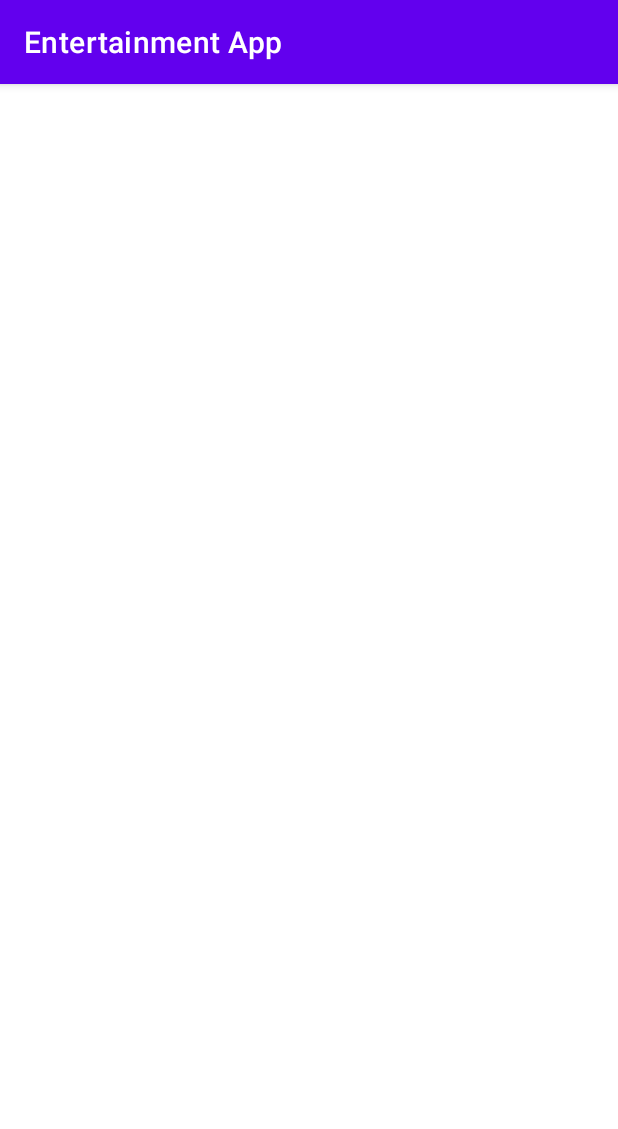
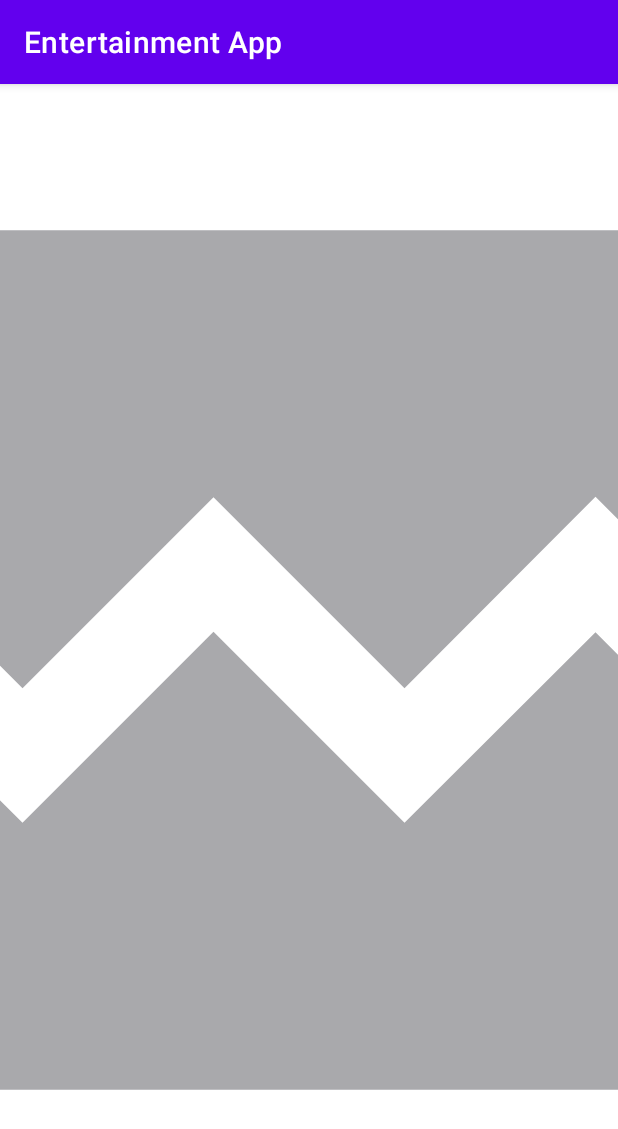
Before and after one commit to shalatan/EntertainmentApp, an Android app: the screen it shows after launch (MainActivity), on a phone screen of 412 x 824 dp. Shown: the top 1129 px of the screen. Run offline under Robolectric (Android 15) with nearby library versions, the phone set to English and light mode, and no system bars; our stand-ins replace data binding; pictures from the network do not load; 3 statements that could not run were skipped.

Commit message:
Loading image done using Glide library

```diff
--- a/app/build.gradle
+++ b/app/build.gradle
@@ -1,6 +1,8 @@
 plugins {
     id 'com.android.application'
     id 'kotlin-android'
+    id 'kotlin-kapt'
+    id 'kotlin-android-extensions'
 }
 
 android {
@@ -67,7 +69,7 @@ dependencies {
     // Retrofit
     implementation "com.squareup.retrofit2:retrofit:2.9.0"
     implementation "com.squareup.retrofit2:converter-moshi:2.9.0"
-    implementation "com.squareup.retrofit2:converter-scalars:2.9.0"
+    implementation "com.jakewharton.retrofit:retrofit2-kotlin-coroutines-adapter:0.9.2"
 
     // Moshi
     implementation "com.squareup.moshi:moshi:1.9.3"
--- /dev/null
+++ b/app/src/main/java/com/shalatan/entertainmentapp/BIndingAdapter.kt
@@ -0,0 +1,24 @@
+package com.shalatan.entertainmentapp
+
+import android.widget.ImageView
+import androidx.core.net.toUri
+import androidx.databinding.BindingAdapter
+import com.bumptech.glide.Glide
+import com.bumptech.glide.request.RequestOptions
+import com.shalatan.entertainmentapp.utils.Constants
+
+//execute this binding adapter when the xml item has imgUrl attribute
+@BindingAdapter("imageUrl")
+fun bindImage(imageView: ImageView, imgUrl: String?) {
+    val fullUrl = Constants.IMG_BASE_URL+imgUrl
+    fullUrl?.let {
+        val imgUri = it.toUri().buildUpon().scheme("https").build()
+        Glide.with(imageView.context)
+            .load(imgUri)
+            .apply(
+                RequestOptions()
+                .placeholder(R.drawable.loading_animation)
+                .error(R.drawable.ic_broken_image))
+            .into(imageView)
+    }
+}
--- a/app/src/main/java/com/shalatan/entertainmentapp/model/Movie.kt
+++ b/app/src/main/java/com/shalatan/entertainmentapp/model/Movie.kt
@@ -11,7 +11,7 @@ data class Movie(
     val original_title: String,
     val overview: String,
     val popularity: Double,
-    val posterPath: String,
+    @Json(name = "poster_path") val posterPath: String,
     val release_date: String,
     val title: String,
     val video: Boolean,
--- a/app/src/main/java/com/shalatan/entertainmentapp/model/MovieResponse.kt
+++ b/app/src/main/java/com/shalatan/entertainmentapp/model/MovieResponse.kt
@@ -1,15 +1,10 @@
 package com.shalatan.entertainmentapp.model
 
-
-import com.google.gson.annotations.SerializedName
+import com.squareup.moshi.Json
 
 data class MovieResponse(
-    @SerializedName("page")
     val page: Int,
-    @SerializedName("results")
-    val movieResults: List<MovieResult>,
-    @SerializedName("total_pages")
-    val totalPages: Int,
-    @SerializedName("total_results")
-    val totalResults: Int
+    @Json(name = "results") val movies: List<Movie>,
+    val total_pages: Int,
+    val total_results: Int
 )
--- a/app/src/main/java/com/shalatan/entertainmentapp/network/LmdbApiService.kt
+++ b/app/src/main/java/com/shalatan/entertainmentapp/network/LmdbApiService.kt
@@ -1,17 +1,27 @@
 package com.shalatan.entertainmentapp.network
 
+import com.jakewharton.retrofit2.adapter.kotlin.coroutines.CoroutineCallAdapterFactory
+import com.shalatan.entertainmentapp.model.MovieResponse
 import com.shalatan.entertainmentapp.utils.Constants
+import com.squareup.moshi.Moshi
+import com.squareup.moshi.kotlin.reflect.KotlinJsonAdapterFactory
+import kotlinx.coroutines.Deferred
 import retrofit2.Call
 import retrofit2.Retrofit
-import retrofit2.converter.scalars.ScalarsConverterFactory
+import retrofit2.converter.moshi.MoshiConverterFactory
 import retrofit2.http.GET
 import retrofit2.http.Query
 
-private const val BASE_URL = "https://api.themoviedb.org/"
+//https://api.themoviedb.org/3/movie/popular?api_key=ea9a49ebf2b74721a75aae271ebd3036
+
+private val moshi = Moshi.Builder()
+    .add(KotlinJsonAdapterFactory())
+    .build()
 
 private val retrofit = Retrofit.Builder()
-    .addConverterFactory(ScalarsConverterFactory.create())
-    .baseUrl(BASE_URL)
+    .addConverterFactory(MoshiConverterFactory.create(moshi))
+    .addCallAdapterFactory(CoroutineCallAdapterFactory())
+    .baseUrl(Constants.BASE_URL)
     .build()
 
 
@@ -19,7 +29,7 @@ interface LmdbApiService {
     @GET("3/movie/popular")
     fun getProperties(
         @Query("api_key") apiKey: String = Constants.API_KEY
-    ): Call<String>
+    ): Deferred<MovieResponse>
 }
 
 object LmdbApi{
--- a/app/src/main/java/com/shalatan/entertainmentapp/ui/overview/OverviewFragment.kt
+++ b/app/src/main/java/com/shalatan/entertainmentapp/ui/overview/OverviewFragment.kt
@@ -8,6 +8,7 @@ import androidx.fragment.app.Fragment
 import androidx.lifecycle.ViewModelProvider
 import com.shalatan.entertainmentapp.R
 import com.shalatan.entertainmentapp.databinding.FragmentOverviewBinding
+import com.shalatan.entertainmentapp.databinding.MovieItemBinding
 
 
 class OverviewFragment : Fragment() {
@@ -21,7 +22,7 @@ class OverviewFragment : Fragment() {
 
     override fun onCreateView(inflater: LayoutInflater, container: ViewGroup?, savedInstanceState: Bundle?): View? {
 
-        val binding = FragmentOverviewBinding.inflate(inflater)
+        val binding = MovieItemBinding.inflate(inflater)
         binding.lifecycleOwner = this
         binding.viewModel = viewModel
         return binding.root
--- a/app/src/main/java/com/shalatan/entertainmentapp/ui/overview/OverviewViewModel.kt
+++ b/app/src/main/java/com/shalatan/entertainmentapp/ui/overview/OverviewViewModel.kt
@@ -4,20 +4,34 @@ import android.util.Log
 import androidx.lifecycle.LiveData
 import androidx.lifecycle.MutableLiveData
 import androidx.lifecycle.ViewModel
+import com.shalatan.entertainmentapp.model.Movie
+import com.shalatan.entertainmentapp.model.MovieResponse
 import com.shalatan.entertainmentapp.network.LmdbApi
-import retrofit2.Call
-import retrofit2.Callback
-import retrofit2.Response
+import kotlinx.coroutines.CoroutineScope
+import kotlinx.coroutines.Dispatchers
+import kotlinx.coroutines.Job
+import kotlinx.coroutines.launch
 
 class OverviewViewModel : ViewModel() {
 
 
     // The internal MutableLiveData String that stores the most recent response status
-    private val _response = MutableLiveData<String>()
+    private val _status = MutableLiveData<String>()
 
     // The external immutable LiveData for the status String
-    val response: LiveData<String>
-        get() = _response
+    val status: LiveData<String>
+        get() = _status
+
+    private val _popularMovies = MutableLiveData<MovieResponse>()
+    val popularMovies: LiveData<MovieResponse>
+        get() = _popularMovies
+
+    private val _singleMovie = MutableLiveData<Movie>()
+    val singleMovie: LiveData<Movie>
+        get() = _singleMovie
+
+    private val viewModelJob = Job()
+    private val coroutineScope = CoroutineScope(viewModelJob + Dispatchers.Main)
 
     init {
         Log.d("OverviewViewModel : ", "Created")
@@ -25,15 +39,20 @@ class OverviewViewModel : ViewModel() {
     }
 
     private fun fetchJSON() {
-        LmdbApi.retrofitService.getProperties().enqueue(object : Callback<String>{
-            override fun onResponse(call: Call<String>, response: Response<String>) {
-                _response.value = response.body()
-            }
-
-            override fun onFailure(call: Call<String>, t: Throwable) {
-                _response.value = "Failure" + t.message
+        coroutineScope.launch {
+            var getPropertiesDeferred = LmdbApi.retrofitService.getProperties()
+            try {
+                var listResult = getPropertiesDeferred.await()
+                _singleMovie.value = listResult.movies[0]
+            } catch (t: Throwable) {
+                _status.value = "Failure" + t.message
 
             }
-        })
+        }
+    }
+
+    override fun onCleared() {
+        super.onCleared()
+        viewModelJob.cancel()
     }
 }
--- a/app/src/main/java/com/shalatan/entertainmentapp/utils/Constants.kt
+++ b/app/src/main/java/com/shalatan/entertainmentapp/utils/Constants.kt
@@ -3,4 +3,5 @@ package com.shalatan.entertainmentapp.utils
 object Constants {
     const val BASE_URL = "https://api.themoviedb.org/"
     const val API_KEY = "ea9a49ebf2b74721a75aae271ebd3036"
+    const val IMG_BASE_URL = "https://image.tmdb.org/t/p/original"
 }
--- /dev/null
+++ b/app/src/main/res/drawable/ic_broken_image.xml
@@ -0,0 +1,27 @@
+<!--
+  ~ Copyright 2018, The Android Open Source Project
+  ~
+  ~ Licensed under the Apache License, Version 2.0 (the "License");
+  ~ you may not use this file except in compliance with the License.
+  ~ You may obtain a copy of the License at
+  ~
+  ~     http://www.apache.org/licenses/LICENSE-2.0
+  ~
+  ~ Unless required by applicable law or agreed to in writing, software
+  ~ distributed under the License is distributed on an "AS IS" BASIS,
+  ~ WITHOUT WARRANTIES OR CONDITIONS OF ANY KIND, either express or implied.
+  ~ See the License for the specific language governing permissions and
+  ~ limitations under the License.
+  ~
+  -->
+
+<vector xmlns:android="http://schemas.android.com/apk/res/android"
+    android:width="24dp"
+    android:height="24dp"
+    android:tint="#A9A9AC"
+    android:viewportWidth="24.0"
+    android:viewportHeight="24.0">
+    <path
+        android:fillColor="#FF000000"
+        android:pathData="M21,5v6.59l-3,-3.01 -4,4.01 -4,-4 -4,4 -3,-3.01L3,5c0,-1.1 0.9,-2 2,-2h14c1.1,0 2,0.9 2,2zM18,11.42l3,3.01L21,19c0,1.1 -0.9,2 -2,2L5,21c-1.1,0 -2,-0.9 -2,-2v-6.58l3,2.99 4,-4 4,4 4,-3.99z" />
+</vector>
--- /dev/null
+++ b/app/src/main/res/drawable/loading_animation.xml
@@ -0,0 +1,23 @@
+<?xml version="1.0" encoding="utf-8"?>
+
+<!--
+  ~ Copyright 2018, The Android Open Source Project
+  ~
+  ~ Licensed under the Apache License, Version 2.0 (the "License");
+  ~ you may not use this file except in compliance with the License.
+  ~ You may obtain a copy of the License at
+  ~
+  ~     http://www.apache.org/licenses/LICENSE-2.0
+  ~
+  ~ Unless required by applicable law or agreed to in writing, software
+  ~ distributed under the License is distributed on an "AS IS" BASIS,
+  ~ WITHOUT WARRANTIES OR CONDITIONS OF ANY KIND, either express or implied.
+  ~ See the License for the specific language governing permissions and
+  ~ limitations under the License.
+  ~
+  -->
+
+<animated-rotate xmlns:android="http://schemas.android.com/apk/res/android"
+    android:drawable="@drawable/loading_img"
+    android:pivotX="50%"
+    android:pivotY="50%" />
--- /dev/null
+++ b/app/src/main/res/drawable/loading_img.xml
@@ -0,0 +1,39 @@
+<vector android:height="24dp" android:viewportHeight="72"
+    android:viewportWidth="72" android:width="24dp" xmlns:android="http://schemas.android.com/apk/res/android">
+    <path android:fillColor="#cccccf"
+        android:pathData="M36.06,28.92L36.06,32.18"
+        android:strokeColor="#e7e7e7" android:strokeLineCap="round" android:strokeWidth="1"/>
+    <path android:fillColor="#c8c8cc"
+        android:pathData="M39.45,29.88L37.82,32.71"
+        android:strokeColor="#cacaca" android:strokeLineCap="round" android:strokeWidth="1"/>
+    <path android:fillColor="#bbbbbe"
+        android:pathData="M42.12,32.32L39.3,33.95"
+        android:strokeColor="#cdcdcd" android:strokeLineCap="round" android:strokeWidth="1"/>
+    <path android:fillColor="#b2b2b7"
+        android:pathData="M39.8,35.98L43.06,35.98"
+        android:strokeColor="#cbcbcb" android:strokeLineCap="round" android:strokeWidth="1"/>
+    <path android:fillColor="#d0d0d4"
+        android:pathData="M32.77,29.99L34.4,32.81"
+        android:strokeColor="#ededed" android:strokeLineCap="round" android:strokeWidth="1"/>
+    <path android:fillColor="#949497"
+        android:pathData="M30.1,32.42L32.92,34.05"
+        android:strokeColor="#525252" android:strokeLineCap="round" android:strokeWidth="1"/>
+    <path android:fillColor="#97979b"
+        android:pathData="M32.42,35.98L29.16,35.98"
+        android:strokeColor="#6e6e6e" android:strokeLineCap="round" android:strokeWidth="1"/>
+    <path android:fillColor="#a8a8ac"
+        android:pathData="M36.06,43.08L36.06,39.82"
+        android:strokeColor="#a0a0a0" android:strokeLineCap="round" android:strokeWidth="1"/>
+    <path android:fillColor="#cacaca"
+        android:pathData="M39.7,41.99L38.07,39.16"
+        android:strokeColor="#cacaca" android:strokeLineCap="round" android:strokeWidth="1"/>
+    <path android:fillColor="#b6b6ba"
+        android:pathData="M42.19,39.4L39.37,37.77"
+        android:strokeColor="#ccc" android:strokeLineCap="round" android:strokeWidth="1"/>
+    <path android:fillColor="#a1a1a5"
+        android:pathData="M32.46,41.98L34.09,39.16"
+        android:strokeColor="#909090" android:strokeLineCap="round" android:strokeWidth="1"/>
+    <path android:fillColor="#9d9da0"
+        android:pathData="M29.85,39.4L32.67,37.77"
+        android:strokeColor="#7a7a7a" android:strokeLineCap="round" android:strokeWidth="1"/>
+</vector>
--- a/app/src/main/res/layout/fragment_overview.xml
+++ b/app/src/main/res/layout/fragment_overview.xml
@@ -14,9 +14,10 @@
         android:layout_height="match_parent"
         tools:context="com.shalatan.entertainmentapp.MainActivity">
         <TextView
+            android:textSize="40sp"
             android:layout_width="wrap_content"
             android:layout_height="wrap_content"
-            android:text="@{viewModel.response}"
+            android:text="@{viewModel.singleMovie.title}"
             app:layout_constraintBottom_toBottomOf="parent"
             app:layout_constraintLeft_toLeftOf="parent"
             app:layout_constraintRight_toRightOf="parent"
--- a/app/src/main/res/layout/movie_item.xml
+++ b/app/src/main/res/layout/movie_item.xml
@@ -1,13 +1,22 @@
 <?xml version="1.0" encoding="utf-8"?>
-<androidx.constraintlayout.widget.ConstraintLayout
-    xmlns:android="http://schemas.android.com/apk/res/android"
-    android:layout_width="180dp"
-    android:layout_height="320dp"
-    android:layout_margin="8dp">
+<layout xmlns:android="http://schemas.android.com/apk/res/android"
+    xmlns:app="http://schemas.android.com/apk/res-auto"
+    xmlns:tools="http://schemas.android.com/tools">
+
+    <data>
+
+        <variable
+            name="viewModel"
+            type="com.shalatan.entertainmentapp.ui.overview.OverviewViewModel" />
+    </data>
+
     <ImageView
-        android:id="@+id/movie_poster"
+        android:id="@+id/mars_image"
         android:layout_width="match_parent"
-        android:layout_height="match_parent"
-        android:scaleType="fitXY">
-    </ImageView>
-</androidx.constraintlayout.widget.ConstraintLayout>
+        android:layout_height="170dp"
+        android:adjustViewBounds="true"
+        android:padding="2dp"
+        android:scaleType="centerCrop"
+        app:imageUrl="@{viewModel.singleMovie.posterPath}"
+        tools:src="@tools:sample/backgrounds/scenic" />
+</layout>
--- a/app/src/main/res/values-night/themes.xml
+++ b/app/src/main/res/values-night/themes.xml
@@ -10,7 +10,7 @@
         <item name="colorSecondaryVariant">@color/teal_200</item>
         <item name="colorOnSecondary">@color/black</item>
         <!-- Status bar color. -->
-        <item name="android:statusBarColor" tools:targetApi="l">?attr/colorPrimaryVariant</item>
+        <item name="android:statusBarColor" tools:targetApi="l">@color/black</item>
         <!-- Customize your theme here. -->
     </style>
 </resources>
```
